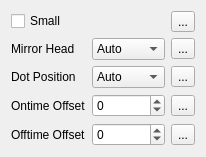
Qt form mscore/mscore/inspector_note.ui (musescore/musescore-old) before a commit.
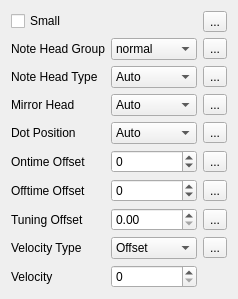
The same form after that commit. Icons and pictures are not drawn.

The edit to the form file:
```diff
--- a/mscore/mscore/inspector_note.ui
+++ b/mscore/mscore/inspector_note.ui
@@ -6,8 +6,8 @@
    <rect>
     <x>0</x>
     <y>0</y>
-    <width>206</width>
-    <height>151</height>
+    <width>238</width>
+    <height>293</height>
    </rect>
   </property>
   <property name="windowTitle">
@@ -16,41 +16,6 @@
   <layout class="QVBoxLayout" name="verticalLayout">
    <item>
     <layout class="QGridLayout" name="gridLayout">
-     <item row="3" column="0">
-      <widget class="QLabel" name="label_3">
-       <property name="text">
-        <string>Ontime Offset</string>
-       </property>
-      </widget>
-     </item>
-     <item row="0" column="2">
-      <widget class="QToolButton" name="resetSmall">
-       <property name="toolTip">
-        <string>reset value</string>
-       </property>
-       <property name="text">
-        <string>...</string>
-       </property>
-       <property name="icon">
-        <iconset resource="musescore.qrc">
-         <normaloff>:/data/icons-dark/resetproperty.png</normaloff>:/data/icons-dark/resetproperty.png</iconset>
-       </property>
-      </widget>
-     </item>
-     <item row="3" column="2">
-      <widget class="QToolButton" name="resetOntimeOffset">
-       <property name="toolTip">
-        <string>reset value</string>
-       </property>
-       <property name="text">
-        <string>...</string>
-       </property>
-       <property name="icon">
-        <iconset resource="musescore.qrc">
-         <normaloff>:/data/icons-dark/resetproperty.png</normaloff>:/data/icons-dark/resetproperty.png</iconset>
-       </property>
-      </widget>
-     </item>
      <item row="0" column="0" colspan="2">
       <widget class="QCheckBox" name="small">
        <property name="text">
@@ -58,21 +23,21 @@
        </property>
       </widget>
      </item>
-     <item row="1" column="0">
+     <item row="3" column="0">
       <widget class="QLabel" name="label">
        <property name="text">
         <string>Mirror Head</string>
        </property>
       </widget>
      </item>
-     <item row="4" column="0">
+     <item row="6" column="0">
       <widget class="QLabel" name="label_2">
        <property name="text">
         <string>Offtime Offset</string>
        </property>
       </widget>
      </item>
-     <item row="3" column="1">
+     <item row="5" column="1">
       <widget class="QSpinBox" name="ontimeOffset">
        <property name="minimum">
         <number>-9999</number>
@@ -83,16 +48,84 @@
       </widget>
      </item>
      <item row="4" column="1">
-      <widget class="QSpinBox" name="offtimeOffset">
-       <property name="minimum">
-        <number>-9999</number>
-       </property>
-       <property name="maximum">
-        <number>9999</number>
-       </property>
+      <widget class="QComboBox" name="dotPosition">
+       <item>
+        <property name="text">
+         <string>Auto</string>
+        </property>
+       </item>
+       <item>
+        <property name="text">
+         <string>Top</string>
+        </property>
+       </item>
+       <item>
+        <property name="text">
+         <string>Bottom</string>
+        </property>
+       </item>
       </widget>
      </item>
      <item row="4" column="2">
+      <widget class="QToolButton" name="resetDotPosition">
+       <property name="toolTip">
+        <string>reset value</string>
+       </property>
+       <property name="text">
+        <string>...</string>
+       </property>
+       <property name="icon">
+        <iconset resource="musescore.qrc">
+         <normaloff>:/data/icons-dark/resetproperty.png</normaloff>:/data/icons-dark/resetproperty.png</iconset>
+       </property>
+      </widget>
+     </item>
+     <item row="5" column="0">
+      <widget class="QLabel" name="label_3">
+       <property name="text">
+        <string>Ontime Offset</string>
+       </property>
+      </widget>
+     </item>
+     <item row="0" column="2">
+      <widget class="QToolButton" name="resetSmall">
+       <property name="toolTip">
+        <string>reset value</string>
+       </property>
+       <property name="text">
+        <string>...</string>
+       </property>
+       <property name="icon">
+        <iconset resource="musescore.qrc">
+         <normaloff>:/data/icons-dark/resetproperty.png</normaloff>:/data/icons-dark/resetproperty.png</iconset>
+       </property>
+      </widget>
+     </item>
+     <item row="5" column="2">
+      <widget class="QToolButton" name="resetOntimeOffset">
+       <property name="toolTip">
+        <string>reset value</string>
+       </property>
+       <property name="text">
+        <string>...</string>
+       </property>
+       <property name="icon">
+        <iconset resource="musescore.qrc">
+         <normaloff>:/data/icons-dark/resetproperty.png</normaloff>:/data/icons-dark/resetproperty.png</iconset>
+       </property>
+      </widget>
+     </item>
+     <item row="6" column="1">
+      <widget class="QSpinBox" name="offtimeOffset">
+       <property name="minimum">
+        <number>-9999</number>
+       </property>
+       <property name="maximum">
+        <number>9999</number>
+       </property>
+      </widget>
+     </item>
+     <item row="6" column="2">
       <widget class="QToolButton" name="resetOfftimeOffset">
        <property name="toolTip">
         <string>reset value</string>
@@ -106,7 +139,7 @@
        </property>
       </widget>
      </item>
-     <item row="1" column="1">
+     <item row="3" column="1">
       <widget class="QComboBox" name="mirrorHead">
        <item>
         <property name="text">
@@ -125,7 +158,7 @@
        </item>
       </widget>
      </item>
-     <item row="1" column="2">
+     <item row="3" column="2">
       <widget class="QToolButton" name="resetMirrorHead">
        <property name="toolTip">
         <string>reset value</string>
@@ -139,15 +172,60 @@
        </property>
       </widget>
      </item>
-     <item row="2" column="0">
+     <item row="4" column="0">
       <widget class="QLabel" name="label_4">
        <property name="text">
         <string>Dot Position</string>
        </property>
       </widget>
      </item>
+     <item row="1" column="0">
+      <widget class="QLabel" name="label_6">
+       <property name="text">
+        <string>Note Head Group</string>
+       </property>
+      </widget>
+     </item>
+     <item row="7" column="2">
+      <widget class="QToolButton" name="resetTuning">
+       <property name="toolTip">
+        <string>reset value</string>
+       </property>
+       <property name="text">
+        <string>...</string>
+       </property>
+       <property name="icon">
+        <iconset resource="musescore.qrc">
+         <normaloff>:/data/icons-dark/resetproperty.png</normaloff>:/data/icons-dark/resetproperty.png</iconset>
+       </property>
+      </widget>
+     </item>
+     <item row="7" column="1">
+      <widget class="QDoubleSpinBox" name="tuning"/>
+     </item>
+     <item row="7" column="0">
+      <widget class="QLabel" name="label_5">
+       <property name="text">
+        <string>Tuning Offset</string>
+       </property>
+      </widget>
+     </item>
+     <item row="2" column="0">
+      <widget class="QLabel" name="label_7">
+       <property name="text">
+        <string>Note Head Type</string>
+       </property>
+      </widget>
+     </item>
+     <item row="8" column="0">
+      <widget class="QLabel" name="label_8">
+       <property name="text">
+        <string>Velocity Type</string>
+       </property>
+      </widget>
+     </item>
      <item row="2" column="1">
-      <widget class="QComboBox" name="dotPosition">
+      <widget class="QComboBox" name="noteHeadType">
        <item>
         <property name="text">
          <string>Auto</string>
@@ -166,7 +244,7 @@
       </widget>
      </item>
      <item row="2" column="2">
-      <widget class="QToolButton" name="resetDotPosition">
+      <widget class="QToolButton" name="resetNoteHeadType">
        <property name="toolTip">
         <string>reset value</string>
        </property>
@@ -179,6 +257,138 @@
        </property>
       </widget>
      </item>
+     <item row="1" column="2">
+      <widget class="QToolButton" name="resetNoteHeadGroup">
+       <property name="toolTip">
+        <string>reset value</string>
+       </property>
+       <property name="text">
+        <string>...</string>
+       </property>
+       <property name="icon">
+        <iconset resource="musescore.qrc">
+         <normaloff>:/data/icons-dark/resetproperty.png</normaloff>:/data/icons-dark/resetproperty.png</iconset>
+       </property>
+      </widget>
+     </item>
+     <item row="9" column="0">
+      <widget class="QLabel" name="label_9">
+       <property name="text">
+        <string>Velocity</string>
+       </property>
+      </widget>
+     </item>
+     <item row="9" column="1">
+      <widget class="QSpinBox" name="velocity"/>
+     </item>
+     <item row="8" column="1">
+      <widget class="QComboBox" name="velocityType">
+       <item>
+        <property name="text">
+         <string>Offset</string>
+        </property>
+       </item>
+       <item>
+        <property name="text">
+         <string>Offset</string>
+        </property>
+       </item>
+      </widget>
+     </item>
+     <item row="8" column="2">
+      <widget class="QToolButton" name="resetVelocityType">
+       <property name="toolTip">
+        <string>reset value</string>
+       </property>
+       <property name="text">
+        <string>...</string>
+       </property>
+       <property name="icon">
+        <iconset resource="musescore.qrc">
+         <normaloff>:/data/icons-dark/resetproperty.png</normaloff>:/data/icons-dark/resetproperty.png</iconset>
+       </property>
+      </widget>
+     </item>
+     <item row="1" column="1">
+      <widget class="QComboBox" name="noteHeadGroup">
+       <property name="sizePolicy">
+        <sizepolicy hsizetype="Expanding" vsizetype="Fixed">
+         <horstretch>0</horstretch>
+         <verstretch>0</verstretch>
+        </sizepolicy>
+       </property>
+       <item>
+        <property name="text">
+         <string>normal</string>
+        </property>
+       </item>
+       <item>
+        <property name="text">
+         <string>cross</string>
+        </property>
+       </item>
+       <item>
+        <property name="text">
+         <string>diamond</string>
+        </property>
+       </item>
+       <item>
+        <property name="text">
+         <string>triangle</string>
+        </property>
+       </item>
+       <item>
+        <property name="text">
+         <string>slash</string>
+        </property>
+       </item>
+       <item>
+        <property name="text">
+         <string>xcircle</string>
+        </property>
+       </item>
+       <item>
+        <property name="text">
+         <string>do</string>
+        </property>
+       </item>
+       <item>
+        <property name="text">
+         <string>re</string>
+        </property>
+       </item>
+       <item>
+        <property name="text">
+         <string>mi</string>
+        </property>
+       </item>
+       <item>
+        <property name="text">
+         <string>fa</string>
+        </property>
+       </item>
+       <item>
+        <property name="text">
+         <string>sol</string>
+        </property>
+       </item>
+       <item>
+        <property name="text">
+         <string>la</string>
+        </property>
+       </item>
+       <item>
+        <property name="text">
+         <string>ti</string>
+        </property>
+       </item>
+       <item>
+        <property name="text">
+         <string>alt. brevis</string>
+        </property>
+       </item>
+      </widget>
+     </item>
     </layout>
    </item>
   </layout>
```
Left out of the diff: 14 changed lines with no effect on the pictures.
